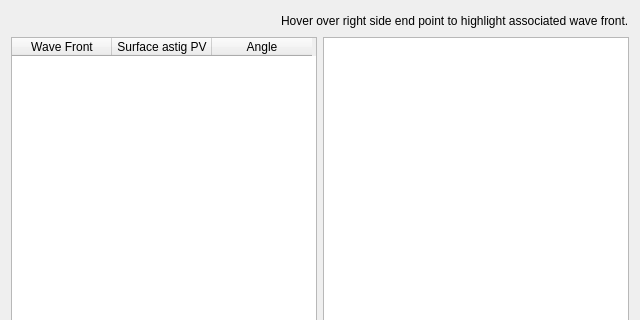
Qt form astigpolargraph.ui (githubdoe/DFTFringe) before a commit; both pictures show x 0 to 640 and y 0 to 320 of the 640 by 480 pixel window.
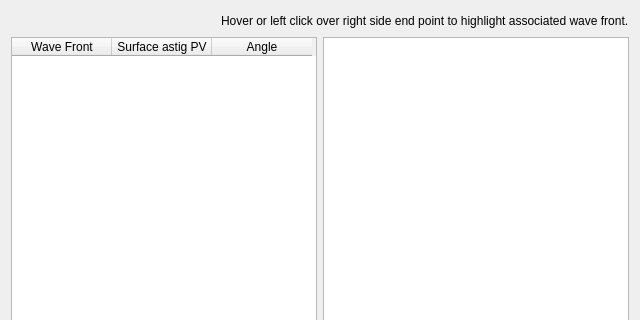
The same form after that commit. Custom widgets are drawn as their Qt base class.

Commit message: added click as well as hover to select polar line

Patch:
```diff
--- a/astigpolargraph.ui
+++ b/astigpolargraph.ui
@@ -32,7 +32,7 @@
      <item>
       <widget class="QLabel" name="hoverText">
        <property name="text">
-        <string>Hover over right side end point to highlight associated wave front.</string>
+        <string>Hover or left click over right side end point to highlight associated wave front.</string>
        </property>
       </widget>
      </item>
```
The commit also changes 3 other files.
